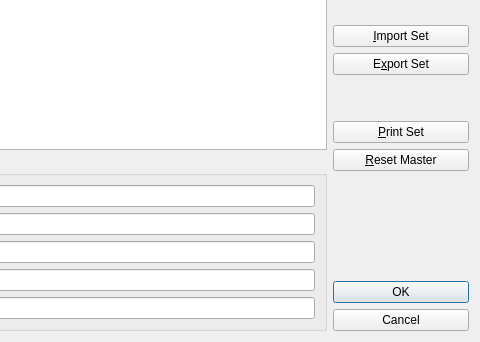
The window that src/stitchlibrary.ui (iPenguin/CrochetCharts) describes before a commit, drawn with Qt 5; both pictures show x 269 to 749 and y 274 to 616 of the 749 by 616 pixel window.
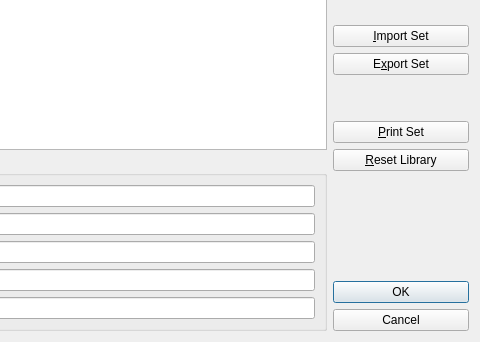
The same window after the commit.

Patch:
```diff
--- a/src/stitchlibrary.ui
+++ b/src/stitchlibrary.ui
@@ -316,7 +316,7 @@
      <item>
       <widget class="QPushButton" name="resetLibrary">
        <property name="text">
-        <string>&amp;Reset Master</string>
+        <string>&amp;Reset Library</string>
        </property>
       </widget>
      </item>
```
